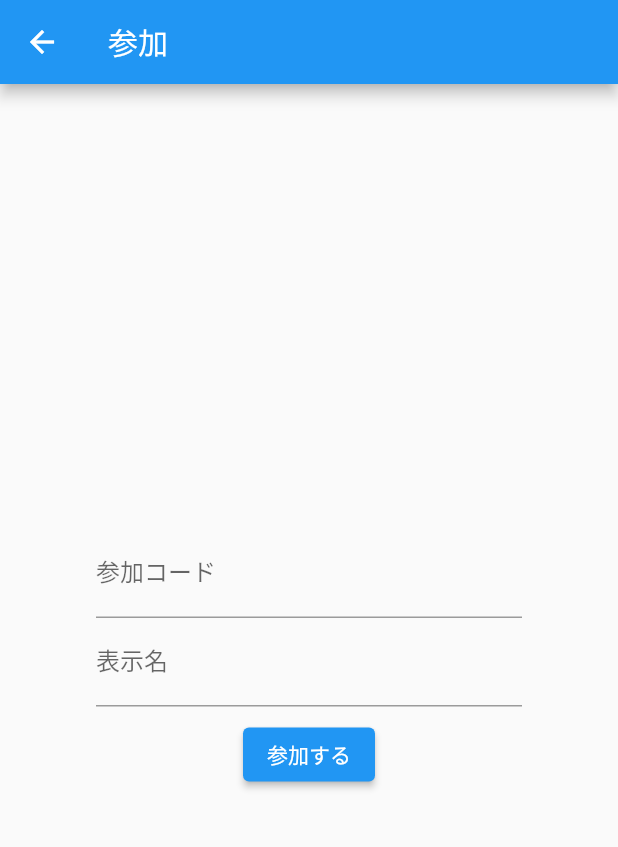
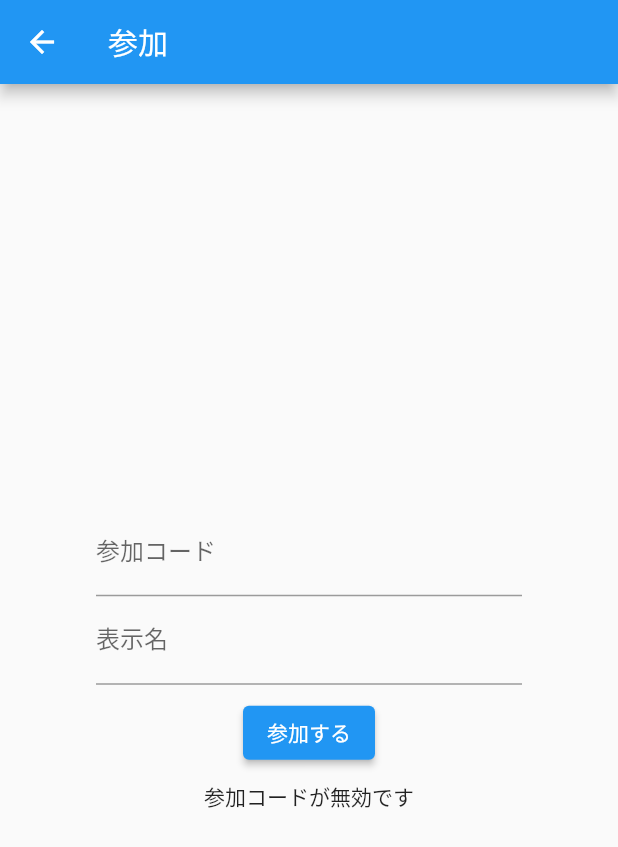
Before and after one commit to umemak/flutter_quiz, a Flutter app: the EntryPage screen opened directly with empty values, after a tap on "参加する", on a phone screen of 412 x 824 dp. Shown: the top 847 px of the screen. Run offline on Flutter 3.47's test engine with Material 2 defaults, Android fonts, the phone set to English and light mode, and no system bars; our stand-ins replace cloud_firestore, firebase_auth, firebase_core, qr_flutter; missing offline and left inert: dart:html; accounts and stored records are empty; network calls fail.

Commit message:
entry page

```diff
--- a/lib/EntryPage.dart
+++ b/lib/EntryPage.dart
@@ -13,6 +13,7 @@ class EntryPage extends StatefulWidget {
 }
 
 class _EntryPageState extends State<EntryPage> {
+  String infoText = "";
   @override
   Widget build(BuildContext context) {
     final _codeController = TextEditingController(text: widget.codeID);
@@ -38,27 +39,25 @@ class _EntryPageState extends State<EntryPage> {
             ElevatedButton(
               onPressed: () async {
                 try {
-                  // メール/パスワードでユーザー登録
+                  // 匿名ログイン
                   final FirebaseAuth auth = FirebaseAuth.instance;
                   final UserCredential result = await auth.signInAnonymously();
                   final User user = result.user!;
                   // 参加コード確認
                   final FirebaseFirestore store = FirebaseFirestore.instance;
-                  final QuerySnapshot ss = await store
+                  final DocumentSnapshot ss = await store
                       .collection('games')
-                      .where('code', isEqualTo: _codeController.text)
+                      .doc(_codeController.text)
                       .get();
-                  if (ss.docs.isEmpty) {
-                    //   NG->再入力
-                    print("game is not exists");
-                  }
-                  //   OK->ドキュメントID取得
-                  final gameId = ss.docs.first.reference.id;
-                  print("gameid: $gameId");
+                  if (!ss.exists) {
+                    setState(() {
+                      infoText = "参加コードが無効です";
+                    });
+                  } else {
                     // 参加登録 games.docID.members.userID
                     await store
                         .collection('games')
-                      .doc(gameId)
+                        .doc(ss.id)
                         .collection('members')
                         .doc(user.uid)
                         .set({
@@ -70,12 +69,17 @@ class _EntryPageState extends State<EntryPage> {
                         .push(MaterialPageRoute(builder: (context) {
                       return QuestionPage();
                     }));
+                  }
                 } catch (e) {
-                  // 登録に失敗した場合
+                  setState(() {
+                    infoText = "参加コードが無効です";
+                  });
                 }
               },
               child: Text("参加する"),
             ),
+            const SizedBox(height: 8),
+            Text(infoText),
           ],
         ),
       ),
--- a/lib/SharePage.dart
+++ b/lib/SharePage.dart
@@ -24,7 +24,8 @@ class _SharePageState extends State<SharePage> {
   @override
   Widget build(BuildContext context) {
     final testUrl =
-        "https://${window.location.hostname}/#/entry?code=" + widget.gameid;
+        "${window.location.protocol}://${window.location.hostname}:${window.location.port}/#/entry?code=" +
+            widget.gameid;
     return Scaffold(
       appBar: AppBar(
         title: Text("問題共有"),
--- a/lib/TopPage.dart
+++ b/lib/TopPage.dart
@@ -16,7 +16,7 @@ class TopPage extends StatelessWidget {
               OutlinedButton(
                   onPressed: () => Navigator.of(context).pushNamed(
                         EntryPage.routeName,
-                        arguments: {'code': '123'},
+                        arguments: {'code': ''},
                       ),
                   child: Text("参加する", style: TextStyle(fontSize: 40))),
               OutlinedButton(
```
Lines whose indentation alone changed are shown as unchanged.
